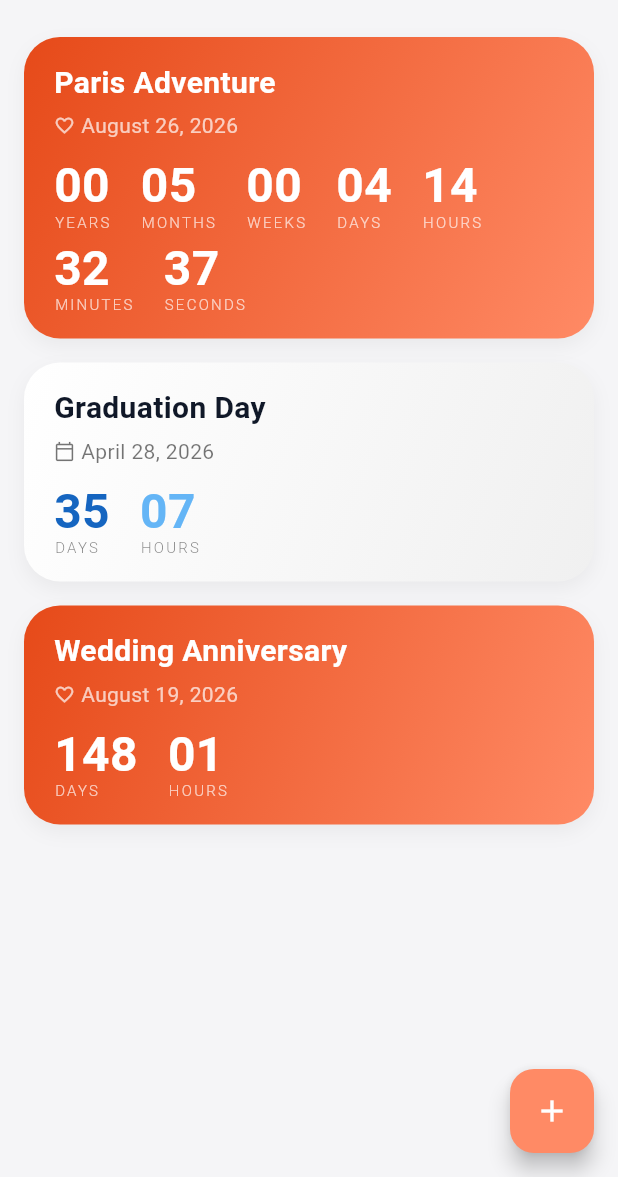
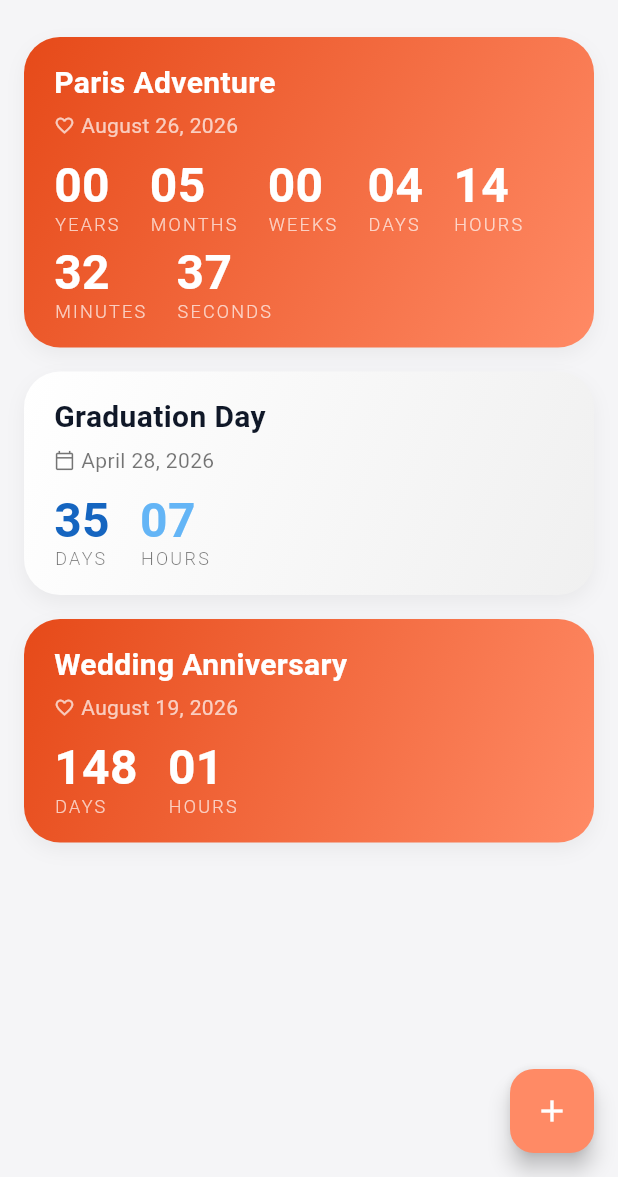
Before and after one commit to AGreynoon/countdown_timer, a Flutter app: the screen it shows after launch, on a phone screen of 412 x 824 dp, the part 59-1236 px from its top. Run offline on Flutter 3.47's test engine with Material 3 defaults, Android fonts, the phone set to English and light mode, and no system bars; our stand-ins replace flutter_riverpod, share_plus, shared_preferences, sqflite; accounts and stored records are empty.

Commit message:
feat: Add DevTools options configuration and increase the time unit label font size.

```diff
--- /dev/null
+++ b/devtools_options.yaml
@@ -0,0 +1,3 @@
+description: This file stores settings for Dart & Flutter DevTools.
+documentation: https://docs.flutter.dev/tools/devtools/extensions#configure-extension-enablement-states
+extensions:
--- a/lib/widgets/time_unit_widget.dart
+++ b/lib/widgets/time_unit_widget.dart
@@ -37,7 +37,7 @@
           Text(
             label.toUpperCase(),
             style: TextStyle(
-              fontSize: 10,
+              fontSize: 12,
               fontWeight: FontWeight.w300,
               letterSpacing: 1.5,
               color: labelColor,
```
